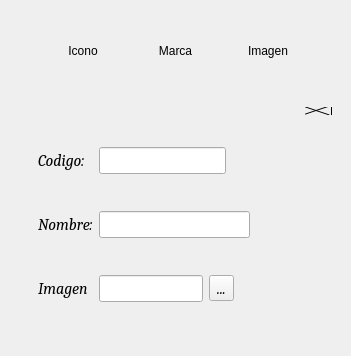
Qt form SapVisual/Formularios/formestado.ui (gato0429/SAP) before a commit.
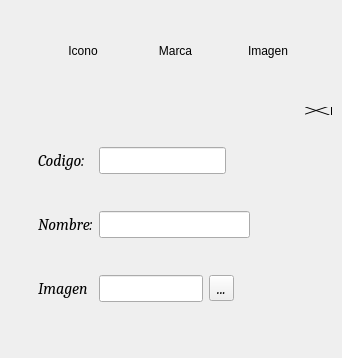
The same form after that commit. Icons and pictures are not drawn.

Patch:
```diff
--- a/SapVisual/Formularios/formestado.ui
+++ b/SapVisual/Formularios/formestado.ui
@@ -6,8 +6,8 @@
    <rect>
     <x>0</x>
     <y>0</y>
-    <width>351</width>
-    <height>356</height>
+    <width>342</width>
+    <height>358</height>
    </rect>
   </property>
   <property name="windowTitle">
@@ -19,7 +19,7 @@
      <x>40</x>
      <y>10</y>
      <width>271</width>
-     <height>81</height>
+     <height>82</height>
     </rect>
    </property>
    <layout class="QHBoxLayout" name="horizontalLayout">
```
